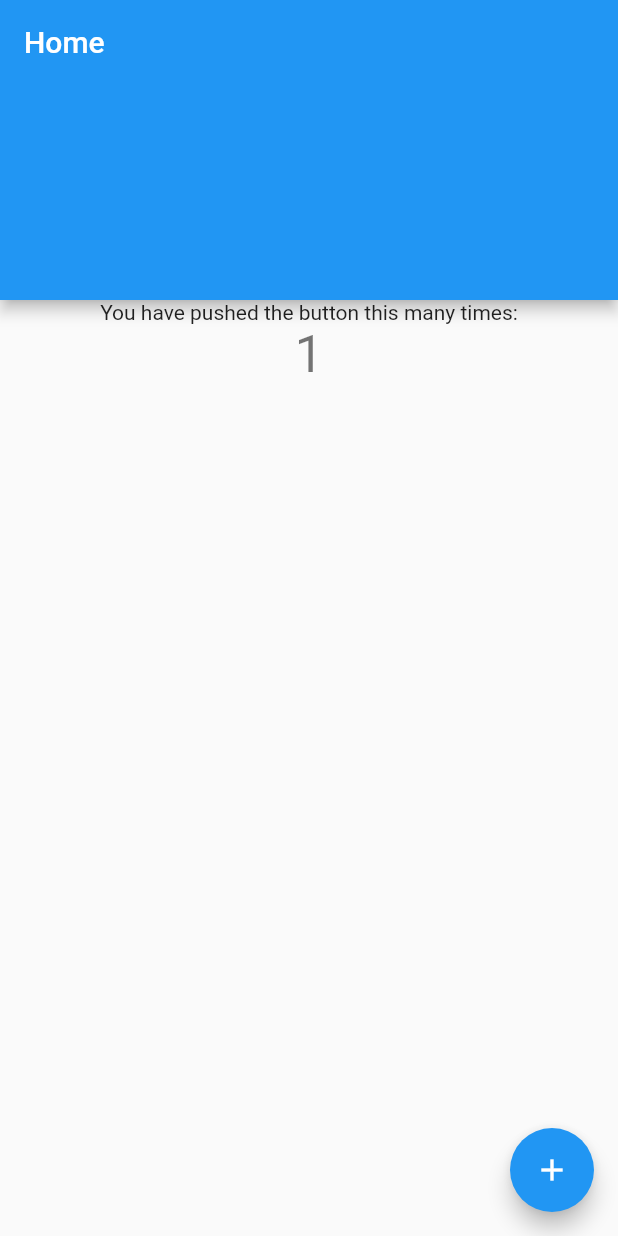
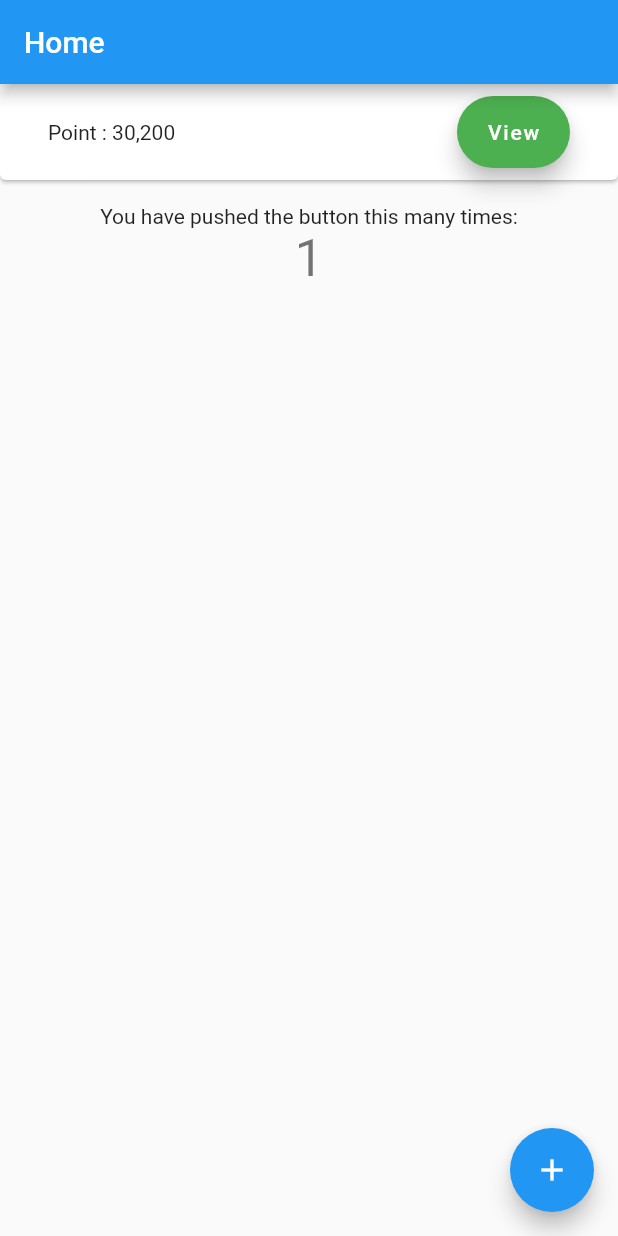
Before and after one commit to shiburagi/Coordinator-Layout---Flutter, a Flutter app: the screen it shows after launch, after a tap on the "add" icon, on a phone screen of 412 x 824 dp. Run offline on Flutter 3.47's test engine with Material 2 defaults, Android fonts, the phone set to English and light mode, and no system bars.

```diff
--- a/example/lib/main.dart
+++ b/example/lib/main.dart
@@ -56,10 +56,12 @@ class _MyHomePageState extends State<MyHomePage> {
 
   @override
   Widget build(BuildContext context) {
+    double headerMinHeight =
+        kToolbarHeight + MediaQuery.of(context).padding.top;
     return Scaffold(
       body: CoordinatorLayout(
-        headerMaxHeight: 200,
-        headerMinHeight: kToolbarHeight + MediaQuery.of(context).padding.top,
+        headerMaxHeight: headerMinHeight + 80,
+        headerMinHeight: headerMinHeight,
         headers: [
           Builder(builder: (context) {
             return SliverOverlapAbsorber(
@@ -68,11 +70,39 @@ class _MyHomePageState extends State<MyHomePage> {
                 top: false,
                 sliver: SliverCollapsingHeader(
                   builder: (context, offset, diff) {
-                    return AppBar(
-                      title: Text("Home"),
-                      bottom: PreferredSize(
-                        preferredSize: Size.fromHeight(diff),
-                        child: Container(color: Colors.white),
+                    return Card(
+                      margin: EdgeInsets.only(bottom: 0),
+                      child: SingleChildScrollView(
+                        physics: NeverScrollableScrollPhysics(),
+                        child: Stack(
+                          children: <Widget>[
+                            Opacity(
+                              opacity: offset,
+                              child: Container(
+                                margin: EdgeInsets.only(
+                                    top: headerMinHeight * (offset)),
+                                padding: EdgeInsets.symmetric(
+                                    horizontal: 32, vertical: 8),
+                                child: Row(
+                                  children: <Widget>[
+                                    Expanded(
+                                      flex: 1,
+                                      child: Text("Point : 30,200"),
+                                    ),
+                                    FloatingActionButton.extended(
+                                      backgroundColor: Colors.green,
+                                      onPressed: () {},
+                                      label: Text("View"),
+                                    ),
+                                  ],
+                                ),
+                              ),
+                            ),
+                            AppBar(
+                              title: Text("Home"),
+                            ),
+                          ],
+                        ),
                       ),
                     );
                   },
--- a/lib/components/coordinator.dart
+++ b/lib/components/coordinator.dart
@@ -1,5 +1,3 @@
-import 'package:coordinator_layout/components/header.dart';
-import 'package:coordinator_layout/coordinator_layout.dart';
 import 'package:flutter/material.dart';
 
 class CoordinatorLayout extends StatefulWidget {
@@ -98,7 +96,6 @@ class CoordinatorLayoutState extends State<CoordinatorLayout> {
         controller: scrollController,
         headerSliverBuilder: (context, innerBoxIsScrolled) {
           return widget.headers;
-          ;
         },
         body: widget.body,
       ),
--- a/lib/components/header.dart
+++ b/lib/components/header.dart
@@ -48,7 +48,7 @@ class SliverCollapseHeaderDelegate extends SliverPersistentHeaderDelegate {
       BuildContext context, double shrinkOffset, bool overlapsContent) {
     double diffPixel = (this.maxExtent - this.minExtent);
     double offset = shrinkOffset / diffPixel;
-    return builder(context, min(1, offset), diffPixel);
+    return builder(context, 1.0 - min(1, offset), diffPixel);
   }
 
   @override
```
Also changed, not shown: pubspec.yaml (+2 -6 lines), example/pubspec.lock, lib/coordinator_layout.dart (line endings or trailing spaces), preview/gif1.gif (added), pubspec.lock, 2 other files.
